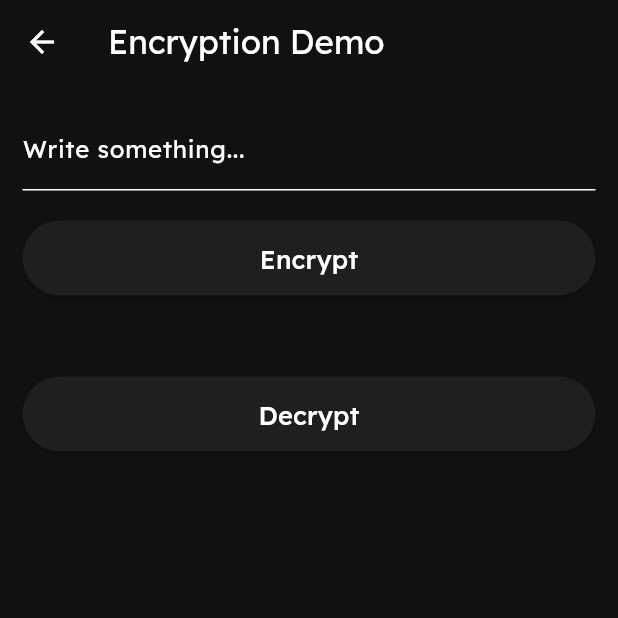
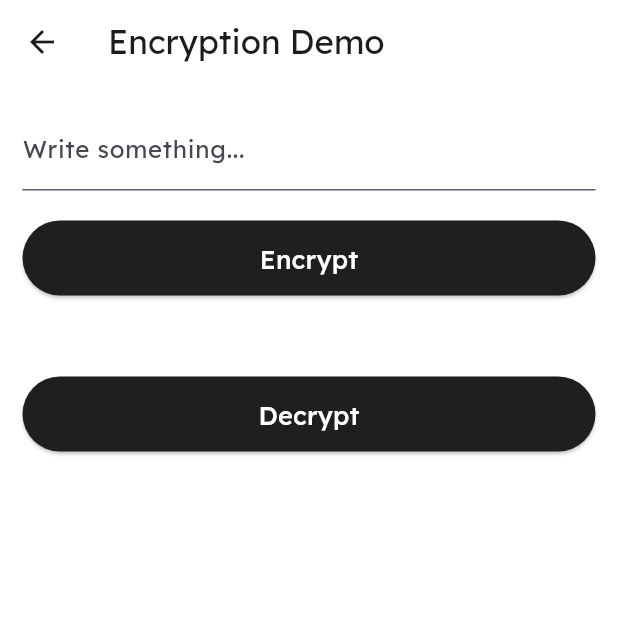
Before and after one commit to rane-siddhesh/flutter_functionalities, a Flutter app: the EncryptionDemo screen opened by its route, on a phone screen of 412 x 824 dp, the top half of it. Run offline on Flutter 3.47's test engine with Material 3 defaults, Android fonts, the phone set to English and light mode, and no system bars; our stand-ins replace flutter_riverpod, flutter_svg, flutter_svg_provider, flutter_switch, geolocator, go_router and 4 more; missing offline and left inert: auto_size_text_plus, encrypt, no_screenshot; accounts and stored records are empty.

Commit message:
theme  changes

```diff
--- a/lib/main.dart
+++ b/lib/main.dart
@@ -10,7 +10,7 @@ void main() {
 }
 
 final darkthemeData = ThemeData(
-  colorScheme: ColorScheme(
+  /*colorScheme: ColorScheme(
     brightness: Brightness.dark,
     primary: Color(0xff1f1f1f),
     secondary: Color(0xffffffff),
@@ -20,16 +20,27 @@ final darkthemeData = ThemeData(
     onSecondary: Color(0xff1f1f1f),
     onError: Colors.white,
     onSurface: Colors.white,
-  ),
+  ),*/
+  brightness: Brightness.dark,
+
+  scaffoldBackgroundColor: Color(0xff111111) ,
+  appBarTheme:AppBarThemeData(backgroundColor:  Color(0xff111111), toolbarTextStyle: TextStyle(color: Colors.white)),
+  cardTheme: CardThemeData(color: Color(0xff1f1f1f)),
+  switchTheme: SwitchThemeData(trackColor:  WidgetStateProperty.resolveWith<Color?>((Set<WidgetState> states) {
+    if (states.contains(WidgetState.selected)) {
+      return Colors.purple; // Color when switch is ON
+    }
+    return Colors.purple.withOpacity(0.5); // Color when switch is OFF
+  })),
   textTheme: GoogleFonts.lexendTextTheme().copyWith(
-    bodySmall: GoogleFonts.lexend(),
-    bodyMedium: GoogleFonts.lexend(),
-    bodyLarge: GoogleFonts.lexend(),
+    bodySmall: GoogleFonts.lexend(color: Colors.white),
+    bodyMedium: GoogleFonts.lexend(color: Colors.white),
+    bodyLarge: GoogleFonts.lexend(color: Colors.white),
   ),
 );
 
 final themeData = ThemeData(
-  colorScheme: ColorScheme(
+ /* colorScheme: ColorScheme(
     brightness: Brightness.dark,
     primary: Colors.grey,
     secondary: Color(0xff111111),
@@ -39,11 +50,20 @@ final themeData = ThemeData(
     onSecondary: Color(0xffffffff),
     onError: Colors.black,
     onSurface: Colors.black,
-  ),
+  ),*/
+  scaffoldBackgroundColor: Color(0xffffffff) ,
+  appBarTheme:AppBarThemeData(backgroundColor:  Colors.white, toolbarTextStyle: TextStyle(color: Colors.black)),
+  cardTheme: CardThemeData(color: Colors.grey),
+    switchTheme: SwitchThemeData(trackColor:  WidgetStateProperty.resolveWith<Color?>((Set<WidgetState> states) {
+  if (states.contains(WidgetState.selected)) {
+    return Colors.orange; // Color when switch is ON
+  }
+  return Colors.grey.withOpacity(0.5); // Color when switch is OFF
+})),
   textTheme: GoogleFonts.lexendTextTheme().copyWith(
-    bodySmall: GoogleFonts.lexend(),
-    bodyMedium: GoogleFonts.lexend(),
-    bodyLarge: GoogleFonts.lexend(),
+    bodySmall: GoogleFonts.lexend(color: Colors.black),
+    bodyMedium: GoogleFonts.lexend(color: Colors.black),
+    bodyLarge: GoogleFonts.lexend(color: Colors.black),
   ),
 );
 
--- a/pubspec.yaml
+++ b/pubspec.yaml
@@ -49,6 +49,8 @@ dependencies:
   auto_size_text_plus: ^3.0.2
   go_router: ^17.2.3
   url_launcher: ^6.3.2
+  shared_preferences: ^2.5.5
+  flutter_svg_provider: ^1.0.7
 
 dev_dependencies:
   flutter_test:
```
Also changed, not shown: lib/dashboard.dart (+37 -39 lines), lib/notifier/theme_notifier.dart (+19 -3 lines), pubspec.lock.
